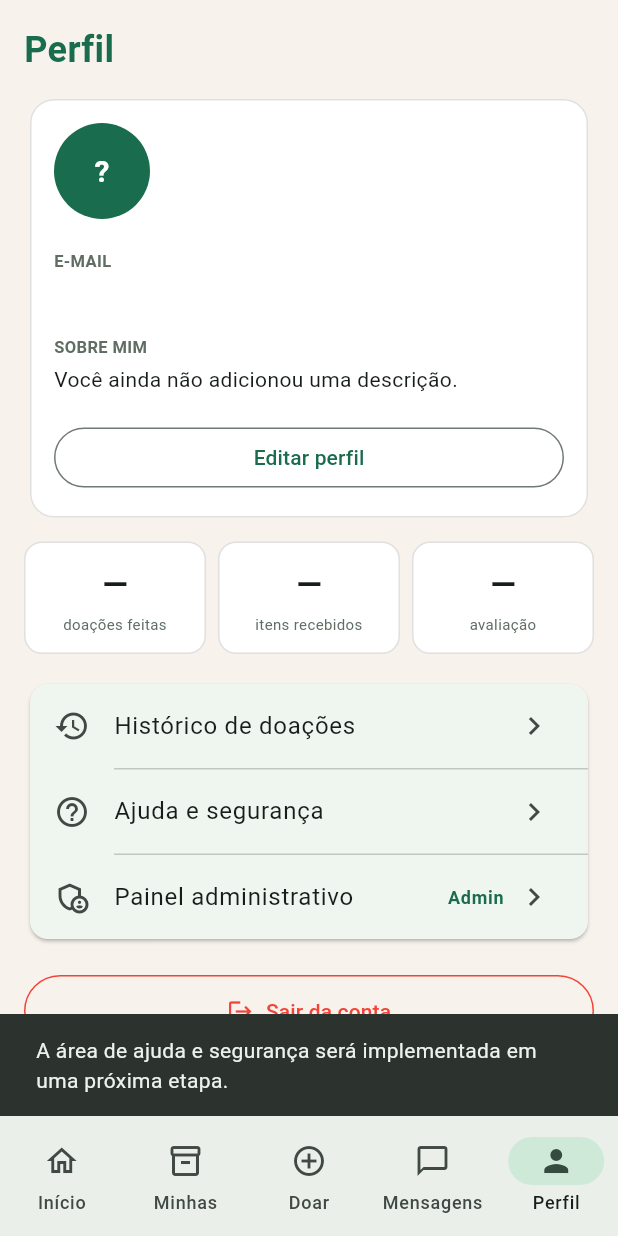
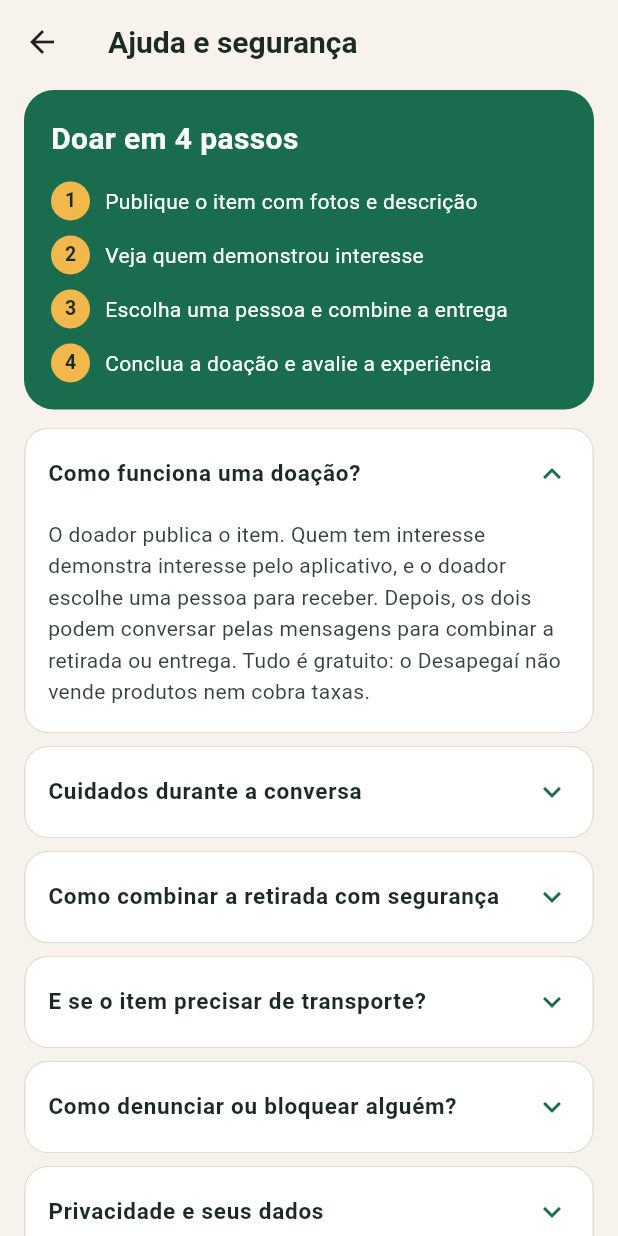
Before and after one commit to Queirozexe/Desapegai, a Flutter app: the screen it shows once a user with an empty profile is signed in, item 5 of the bottom bar chosen, after a tap on "Ajuda e segurança", on a phone screen of 412 x 824 dp. Run offline on Flutter 3.47's test engine with Material 3 defaults, Android fonts, the phone set to English and light mode, and no system bars; our stand-ins replace cloud_firestore, firebase_auth, firebase_core, geocoding, geolocator, image_picker; accounts and stored records are empty.

Commit message:
feat: adiciona tela de ajuda e segurança

```diff
--- /dev/null
+++ b/lib/screens/ajuda_seguranca_screen.dart
@@ -0,0 +1,247 @@
+import 'package:flutter/material.dart';
+
+import '../theme/app_theme.dart';
+
+class AjudaSegurancaScreen extends StatelessWidget {
+  const AjudaSegurancaScreen({super.key});
+
+  static const List<String> _passos = [
+    'Publique o item com fotos e descrição',
+    'Veja quem demonstrou interesse',
+    'Escolha uma pessoa e combine a entrega',
+    'Conclua a doação e avalie a experiência',
+  ];
+
+  static const List<_PerguntaFrequente> _perguntas = [
+    _PerguntaFrequente(
+      titulo: 'Como funciona uma doação?',
+      resposta:
+      'O doador publica o item. Quem tem interesse demonstra interesse '
+          'pelo aplicativo, e o doador escolhe uma pessoa para receber. '
+          'Depois, os dois podem conversar pelas mensagens para combinar '
+          'a retirada ou entrega. Tudo é gratuito: o Desapegaí não vende '
+          'produtos nem cobra taxas.',
+    ),
+    _PerguntaFrequente(
+      titulo: 'Cuidados durante a conversa',
+      resposta:
+      'Utilize o chat do aplicativo para combinar os detalhes da doação. '
+          'Não compartilhe senhas, códigos recebidos por SMS ou dados '
+          'bancários. Desconfie de pedidos de dinheiro, depósitos ou '
+          'pagamentos antecipados. A doação deve ser gratuita.',
+    ),
+    _PerguntaFrequente(
+      titulo: 'Como combinar a retirada com segurança',
+      resposta:
+      'Prefira locais públicos e movimentados, durante o dia. Avise '
+          'alguém de confiança sobre o encontro e, se possível, vá '
+          'acompanhado. Evite compartilhar seu endereço residencial '
+          'publicamente e confira o item antes de recebê-lo.',
+    ),
+    _PerguntaFrequente(
+      titulo: 'E se o item precisar de transporte?',
+      resposta:
+      'Combine diretamente com a outra pessoa como será feita a '
+          'retirada ou a entrega do item. O Desapegaí não organiza nem '
+          'intermedeia o transporte. A doação do produto continua sendo '
+          'gratuita e o aplicativo não cobra taxas.',
+    ),
+    _PerguntaFrequente(
+      titulo: 'Como denunciar ou bloquear alguém?',
+      resposta:
+      'Você pode denunciar uma publicação pela tela de detalhes do '
+          'item ou denunciar um usuário pela conversa, utilizando o '
+          'ícone de bandeira. A denúncia é registrada no sistema. O '
+          'bloqueio de usuários ainda está em desenvolvimento e será '
+          'disponibilizado em uma próxima atualização.',
+    ),
+    _PerguntaFrequente(
+      titulo: 'Privacidade e seus dados',
+      resposta:
+      'Utilizamos os dados informados no cadastro e no perfil para '
+          'o funcionamento do aplicativo. Evite compartilhar senhas, '
+          'documentos, endereço residencial ou outras informações '
+          'pessoais nas descrições e mensagens. As coordenadas das '
+          'publicações são armazenadas de forma aproximada para '
+          'preservar a privacidade.',
+    ),
+  ];
+
+  Widget _construirPassos() {
+    return Container(
+      padding: const EdgeInsets.all(18),
+      decoration: BoxDecoration(
+        color: AppColors.green,
+        borderRadius: BorderRadius.circular(20),
+      ),
+      child: Column(
+        crossAxisAlignment: CrossAxisAlignment.start,
+        children: [
+          const Text(
+            'Doar em 4 passos',
+            style: TextStyle(
+              color: Colors.white,
+              fontSize: 20,
+              fontWeight: FontWeight.bold,
+            ),
+          ),
+          const SizedBox(height: 14),
+          ...List.generate(_passos.length, (index) {
+            return Padding(
+              padding: EdgeInsets.only(
+                bottom: index == _passos.length - 1 ? 0 : 10,
+              ),
+              child: Row(
+                crossAxisAlignment: CrossAxisAlignment.center,
+                children: [
+                  CircleAvatar(
+                    radius: 13,
+                    backgroundColor: AppColors.gold,
+                    child: Text(
+                      '${index + 1}',
+                      style: const TextStyle(
+                        color: Color(0xFF1B2B24),
+                        fontSize: 13,
+                        fontWeight: FontWeight.bold,
+                      ),
+                    ),
+                  ),
+                  const SizedBox(width: 10),
+                  Expanded(
+                    child: Text(
+                      _passos[index],
+                      style: const TextStyle(
+                        color: Colors.white,
+                        fontSize: 14,
+                        height: 1.4,
+                      ),
+                    ),
+                  ),
+                ],
+              ),
+            );
+          }),
+        ],
+      ),
+    );
+  }
+
+  Widget _construirPergunta(
+      BuildContext context,
+      _PerguntaFrequente pergunta, {
+        required bool inicialmenteExpandida,
+      }) {
+    return Card(
+      margin: EdgeInsets.zero,
+      color: Colors.white,
+      elevation: 0,
+      clipBehavior: Clip.antiAlias,
+      shape: RoundedRectangleBorder(
+        borderRadius: BorderRadius.circular(16),
+        side: const BorderSide(
+          color: Color(0xFFE3DDCF),
+        ),
+      ),
+      child: Theme(
+        data: Theme.of(context).copyWith(
+          dividerColor: Colors.transparent,
+        ),
+        child: ExpansionTile(
+          initiallyExpanded: inicialmenteExpandida,
+          tilePadding: const EdgeInsets.symmetric(
+            horizontal: 16,
+            vertical: 2,
+          ),
+          childrenPadding: const EdgeInsets.fromLTRB(16, 0, 16, 16),
+          collapsedIconColor: AppColors.green,
+          iconColor: AppColors.green,
+          title: Text(
+            pergunta.titulo,
+            style: const TextStyle(
+              color: Color(0xFF1B2B24),
+              fontSize: 15,
+              fontWeight: FontWeight.bold,
+            ),
+          ),
+          children: [
+            Align(
+              alignment: Alignment.centerLeft,
+              child: Text(
+                pergunta.resposta,
+                style: const TextStyle(
+                  color: Color(0xFF34443C),
+                  fontSize: 14,
+                  height: 1.5,
+                ),
+              ),
+            ),
+          ],
+        ),
+      ),
+    );
+  }
+
+  @override
+  Widget build(BuildContext context) {
+    return Scaffold(
+      backgroundColor: AppColors.background,
+      appBar: AppBar(
+        backgroundColor: AppColors.background,
+        surfaceTintColor: Colors.transparent,
+        elevation: 0,
+        title: const Text(
+          'Ajuda e segurança',
+          style: TextStyle(
+            color: Color(0xFF1B2B24),
+            fontSize: 20,
+            fontWeight: FontWeight.bold,
+          ),
+        ),
+        leading: IconButton(
+          onPressed: () => Navigator.pop(context),
+          icon: const Icon(Icons.arrow_back),
+          color: Colors.black87,
+        ),
+      ),
+      body: SafeArea(
+        child: Center(
+          child: ConstrainedBox(
+            constraints: const BoxConstraints(maxWidth: 600),
+            child: SingleChildScrollView(
+              padding: const EdgeInsets.fromLTRB(16, 4, 16, 24),
+              child: Column(
+                crossAxisAlignment: CrossAxisAlignment.stretch,
+                children: [
+                  _construirPassos(),
+                  const SizedBox(height: 12),
+                  ...List.generate(_perguntas.length, (index) {
+                    return Padding(
+                      padding: EdgeInsets.only(
+                        bottom: index == _perguntas.length - 1 ? 0 : 8,
+                      ),
+                      child: _construirPergunta(
+                        context,
+                        _perguntas[index],
+                        inicialmenteExpandida: index == 0,
+                      ),
+                    );
+                  }),
+                ],
+              ),
+            ),
+          ),
+        ),
+      ),
+    );
+  }
+}
+
+class _PerguntaFrequente {
+  final String titulo;
+  final String resposta;
+
+  const _PerguntaFrequente({
+    required this.titulo,
+    required this.resposta,
+  });
+}
--- a/lib/screens/profile_screen.dart
+++ b/lib/screens/profile_screen.dart
@@ -9,6 +9,7 @@ import 'cadastro_publicacao_screen.dart';
 import 'minhas_publicacoes_screen.dart';
 import 'conversas_screen.dart';
 import 'historico_doacoes_screen.dart';
+import 'ajuda_seguranca_screen.dart';
 
 class ProfileScreen extends StatefulWidget {
   const ProfileScreen({super.key});
@@ -369,8 +370,11 @@ class _ProfileScreenState extends State<ProfileScreen> {
                                 icone: Icons.help_outline,
                                 titulo: 'Ajuda e segurança',
                                 onTap: () {
-                                  _aviso(
-                                    'A área de ajuda e segurança será implementada em uma próxima etapa.',
+                                  Navigator.push(
+                                    context,
+                                    MaterialPageRoute(
+                                      builder: (context) => const AjudaSegurancaScreen(),
+                                    ),
                                   );
                                 },
                               ),
```
